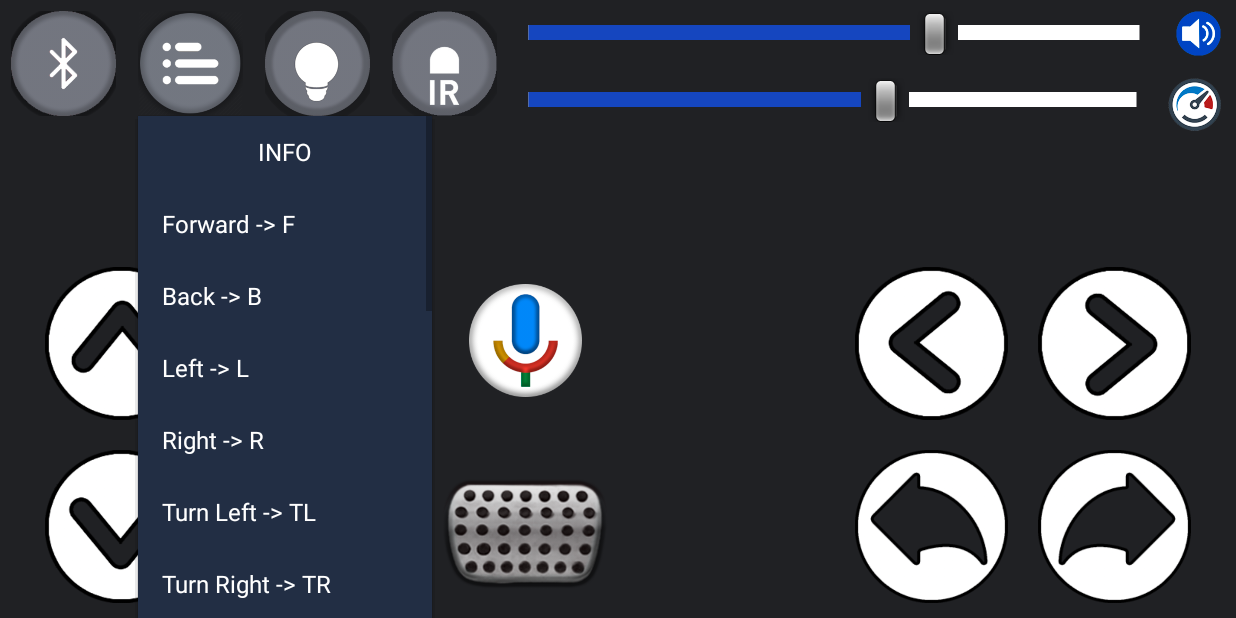
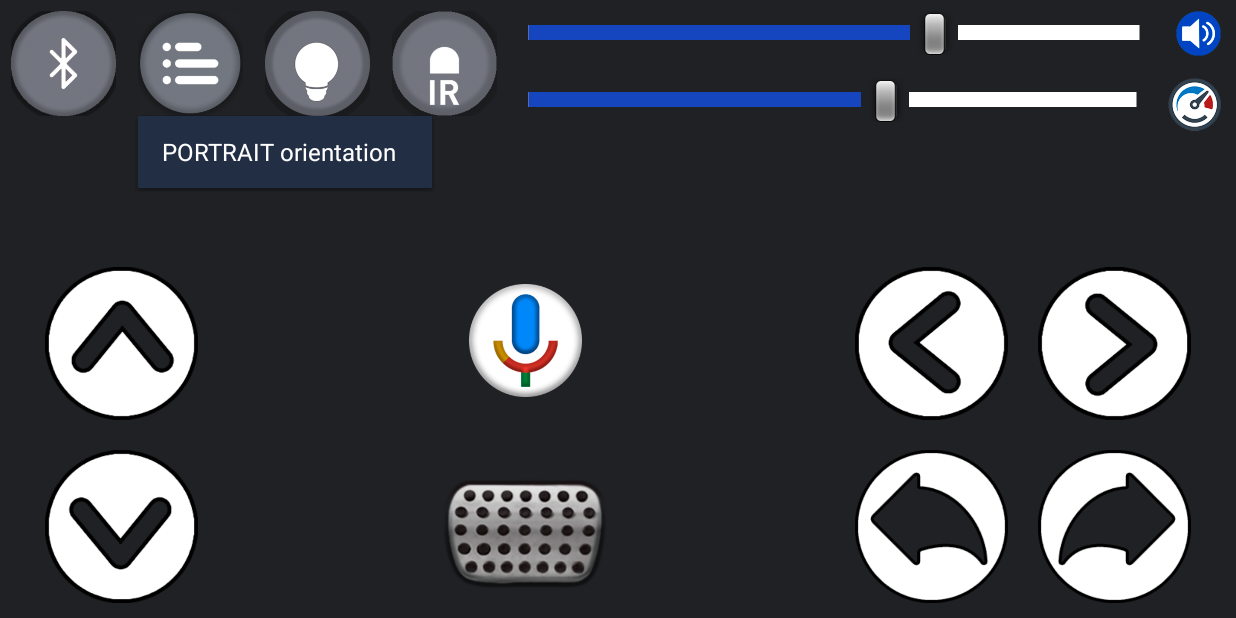
Before and after one commit to MaksKliuba/AndroidApps, an Android app: the screen it shows after launch (MainActivity), after a tap on an icon or button, on a phone screen of 824 x 412 dp (held sideways). Run offline under Robolectric (Android 15) with nearby library versions, the phone set to English and light mode, and no system bars.

Commit message:
project updated

```diff
--- a/RobotController/app/src/main/java/com/maks_kliuba/robotcontroller/MainActivity.java
+++ b/RobotController/app/src/main/java/com/maks_kliuba/robotcontroller/MainActivity.java
@@ -193,14 +193,26 @@ public class MainActivity extends AppCompatActivity {
         }
         else if(v == settingsButton)
         {
-            if(getResources().getConfiguration().orientation == Configuration.ORIENTATION_LANDSCAPE)
-            {
-                menu.add(0, PORTRAIT_ORIENTATION, 0,"PORTRAIT orientation");
-            }
-            else
-            {
-                menu.add(0, LANDSCAPE_ORIENTATION, 0,"LANDSCAPE orientation");
-            }
+            menu.add("                INFO");
+            menu.add("Forward -> F");
+            menu.add("Back -> B");
+            menu.add("Left -> L");
+            menu.add("Right -> R");
+            menu.add("Turn Left -> TL");
+            menu.add("Turn Right -> TR");
+            menu.add("Forward Left -> FL");
+            menu.add("Forward Right -> FR");
+            menu.add("Back Left -> BL");
+            menu.add("Back Right -> BR");
+            menu.add("Stop -> S");
+
+            menu.add("Led On -> lOn");
+            menu.add("Led Off -> lOff");
+            menu.add("IR-sensor On -> irOn");
+            menu.add("IR-sensor Off -> irOff");
+
+            menu.add("Sound -> 0:value");
+            menu.add("Speed -> 1:value");
         }
     }
 
@@ -213,14 +225,6 @@ public class MainActivity extends AppCompatActivity {
                 break;
             case MENU_CONNECTED:
                 analyzeSwiches(bluetoothButton);
-                break;
-            case PORTRAIT_ORIENTATION:
-                bluetoothService.disconnect();
-                setRequestedOrientation(ActivityInfo.SCREEN_ORIENTATION_PORTRAIT);
-                break;
-            case LANDSCAPE_ORIENTATION:
-                bluetoothService.disconnect();
-                setRequestedOrientation(ActivityInfo.SCREEN_ORIENTATION_LANDSCAPE);
                 break;
         }
 
@@ -410,27 +414,31 @@ public class MainActivity extends AppCompatActivity {
     {
         PopupMenu settingsMenu = new PopupMenu(this, view);
 
-        settingsMenu.getMenu().add("                INFO");
-        settingsMenu.getMenu().add("Forward -> F");
-        settingsMenu.getMenu().add("Back -> B");
-        settingsMenu.getMenu().add("Left -> L");
-        settingsMenu.getMenu().add("Right -> R");
-        settingsMenu.getMenu().add("Turn Left -> TL");
-        settingsMenu.getMenu().add("Turn Right -> TR");
-        settingsMenu.getMenu().add("Forward Left -> FL");
-        settingsMenu.getMenu().add("Forward Right -> FR");
-        settingsMenu.getMenu().add("Back Left -> BL");
-        settingsMenu.getMenu().add("Back Right -> BR");
-        settingsMenu.getMenu().add("Stop -> S");
-
-        settingsMenu.getMenu().add("Led On -> lOn");
-        settingsMenu.getMenu().add("Led Off -> lOff");
-        settingsMenu.getMenu().add("IR-sensor On -> irOn");
-        settingsMenu.getMenu().add("IR-sensor Off -> irOff");
-
-        settingsMenu.getMenu().add("Sound -> 0:value");
-        settingsMenu.getMenu().add("Speed -> 1:value");
+        if(getResources().getConfiguration().orientation == Configuration.ORIENTATION_LANDSCAPE)
+            settingsMenu.getMenu().add(0, PORTRAIT_ORIENTATION, 0,"PORTRAIT orientation");
+        else
+            settingsMenu.getMenu().add(0, LANDSCAPE_ORIENTATION, 0,"LANDSCAPE orientation");
 
         settingsMenu.show();
+
+        settingsMenu.setOnMenuItemClickListener(new PopupMenu.OnMenuItemClickListener() {
+
+            @Override
+            public boolean onMenuItemClick(MenuItem menuItem)
+            {
+                switch (menuItem.getItemId()) {
+                    case PORTRAIT_ORIENTATION:
+                        bluetoothService.disconnect();
+                        setRequestedOrientation(ActivityInfo.SCREEN_ORIENTATION_PORTRAIT);
+                        break;
+                    case LANDSCAPE_ORIENTATION:
+                        bluetoothService.disconnect();
+                        setRequestedOrientation(ActivityInfo.SCREEN_ORIENTATION_LANDSCAPE);
+                        break;
+                }
+
+                return false;
+            }
+        });
     }
 }
```
Also changed, not shown: RobotController/app/src/main/ic_launcher-web.png (added), RobotController/app/src/main/res/mipmap-hdpi/ic_launcher.png, RobotController/app/src/main/res/mipmap-hdpi/ic_launcher_foreground.png, RobotController/app/src/main/res/mipmap-hdpi/ic_launcher_round.png, RobotController/app/src/main/res/mipmap-mdpi/ic_launcher.png, RobotController/app/src/main/res/mipmap-mdpi/ic_launcher_foreground.png, RobotController/app/src/main/res/mipmap-mdpi/ic_launcher_round.png, RobotController/app/src/main/res/mipmap-xhdpi/ic_launcher.png, RobotController/app/src/main/res/mipmap-xhdpi/ic_launcher_foreground.png, RobotController/app/src/main/res/mipmap-xhdpi/ic_launcher_round.png, RobotController/app/src/main/res/mipmap-xxhdpi/ic_launcher.png, RobotController/app/src/main/res/mipmap-xxhdpi/ic_launcher_foreground.png, RobotController/app/src/main/res/mipmap-xxhdpi/ic_launcher_round.png, RobotController/app/src/main/res/mipmap-xxxhdpi/ic_launcher.png, 2 more files.
